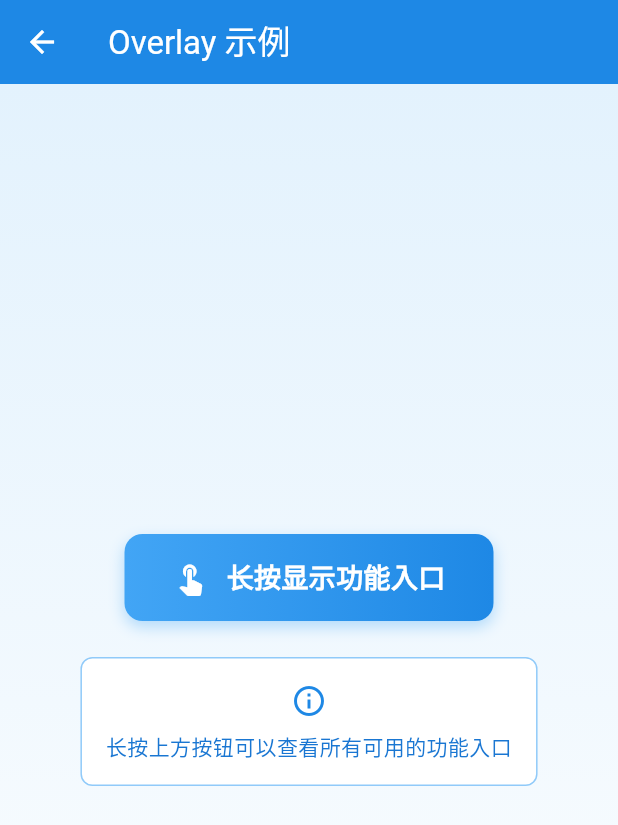
After one commit to zp0708/field_login, a Flutter app: the screen it shows after launch, after a tap on "开发工具浮窗", on a phone screen of 412 x 824 dp. The commit adds this screen. Shown: the top 825 px of the screen. Run offline on Flutter 3.47's test engine with Material 3 defaults, Android fonts, the phone set to English and light mode, and no system bars; our stand-ins replace cached_network_image, easy_refresh, socket_io_client; missing offline and left inert: flutter_inappwebview; network calls fail.

Commit message:
flutter_aux

```diff
--- a/lib/pages/home_page.dart
+++ b/lib/pages/home_page.dart
@@ -2,6 +2,7 @@ import 'package:field_login/demos/carousel_demo.dart';
 import 'package:field_login/demos/websocket_demo.dart';
 import 'package:field_login/demos/double_tap_zoom_demo.dart';
 import 'package:field_login/pages/scroll_to_index.dart';
+import 'package:field_login/widgets/flutter_aux/overlay_demo.dart';
 import 'package:field_login/widgets/semi_circle_scroll/rotating_menu.dart';
 import 'package:flutter/material.dart';
 import '../demos/progress_demo.dart';
@@ -74,6 +75,13 @@ class HomePage extends StatelessWidget {
         icon: Icons.image,
         color: Colors.blue,
         demoPage: const CarouselDemo(),
+      ),
+      _ComponentItem(
+        title: '开发工具浮窗',
+        description: '开发工具浮窗，支持拖动和关闭',
+        icon: Icons.toll_outlined,
+        color: Colors.blue,
+        demoPage: OverlayDemo(),
       ),
       _ComponentItem(
         title: '滚动列表页面',
--- /dev/null
+++ b/lib/widgets/flutter_aux/overlay_demo.dart
@@ -0,0 +1,111 @@
+import 'package:field_login/widgets/flutter_aux/plugins/proxy_settings.dart';
+import 'package:flutter/material.dart';
+import 'flutter_aux.dart';
+
+class OverlayDemo extends StatelessWidget {
+  const OverlayDemo({super.key});
+
+  void _showFunctionGrid(BuildContext context) {
+    OverlayManager.showOverlay(context, plugins: [
+      ProxySettings(),
+    ]);
+  }
+
+  @override
+  Widget build(BuildContext context) {
+    return Scaffold(
+      appBar: AppBar(
+        title: const Text("Overlay 示例"),
+        backgroundColor: Colors.blue.shade600,
+        foregroundColor: Colors.white,
+      ),
+      body: Container(
+        decoration: BoxDecoration(
+          gradient: LinearGradient(
+            begin: Alignment.topCenter,
+            end: Alignment.bottomCenter,
+            colors: [
+              Colors.blue.shade50,
+              Colors.white,
+            ],
+          ),
+        ),
+        child: Center(
+          child: Column(
+            mainAxisAlignment: MainAxisAlignment.center,
+            children: [
+              // 长按按钮
+              GestureDetector(
+                onLongPress: () => _showFunctionGrid(context),
+                child: Container(
+                  padding: const EdgeInsets.symmetric(horizontal: 32, vertical: 16),
+                  decoration: BoxDecoration(
+                    gradient: LinearGradient(
+                      colors: [Colors.blue.shade400, Colors.blue.shade600],
+                    ),
+                    borderRadius: BorderRadius.circular(12),
+                    boxShadow: [
+                      BoxShadow(
+                        color: Colors.blue.withOpacity(0.3),
+                        blurRadius: 8,
+                        offset: const Offset(0, 4),
+                      ),
+                    ],
+                  ),
+                  child: Row(
+                    mainAxisSize: MainAxisSize.min,
+                    children: [
+                      Icon(
+                        Icons.touch_app,
+                        color: Colors.white,
+                        size: 24,
+                      ),
+                      const SizedBox(width: 12),
+                      const Text(
+                        "长按显示功能入口",
+                        style: TextStyle(
+                          color: Colors.white,
+                          fontSize: 18,
+                          fontWeight: FontWeight.w600,
+                        ),
+                      ),
+                    ],
+                  ),
+                ),
+              ),
+              const SizedBox(height: 24),
+              // 说明文字
+              Container(
+                padding: const EdgeInsets.all(16),
+                margin: const EdgeInsets.symmetric(horizontal: 32),
+                decoration: BoxDecoration(
+                  color: Colors.white,
+                  borderRadius: BorderRadius.circular(8),
+                  border: Border.all(color: Colors.blue.shade200),
+                ),
+                child: Column(
+                  children: [
+                    Icon(
+                      Icons.info_outline,
+                      color: Colors.blue.shade600,
+                      size: 24,
+                    ),
+                    const SizedBox(height: 8),
+                    Text(
+                      '长按上方按钮可以查看所有可用的功能入口',
+                      style: TextStyle(
+                        color: Colors.blue.shade700,
+                        fontSize: 14,
+                      ),
+                      textAlign: TextAlign.center,
+                    ),
+                  ],
+                ),
+              ),
+            ],
+          ),
+        ),
+      ),
+    );
+  }
+}
```
Also changed, not shown: lib/widgets/flutter_aux/flutter_aux.dart (added, +73 -0 lines), lib/widgets/flutter_aux/pluggable.dart (added, +13 -0 lines), lib/widgets/flutter_aux/plugins/entries.dart (added, +69 -0 lines), lib/widgets/flutter_aux/plugins/proxy_settings.dart (added, +21 -0 lines), lib/widgets/flutter_aux/ui/plugin_wrapper.dart (added, +130 -0 lines), 2 other files.
